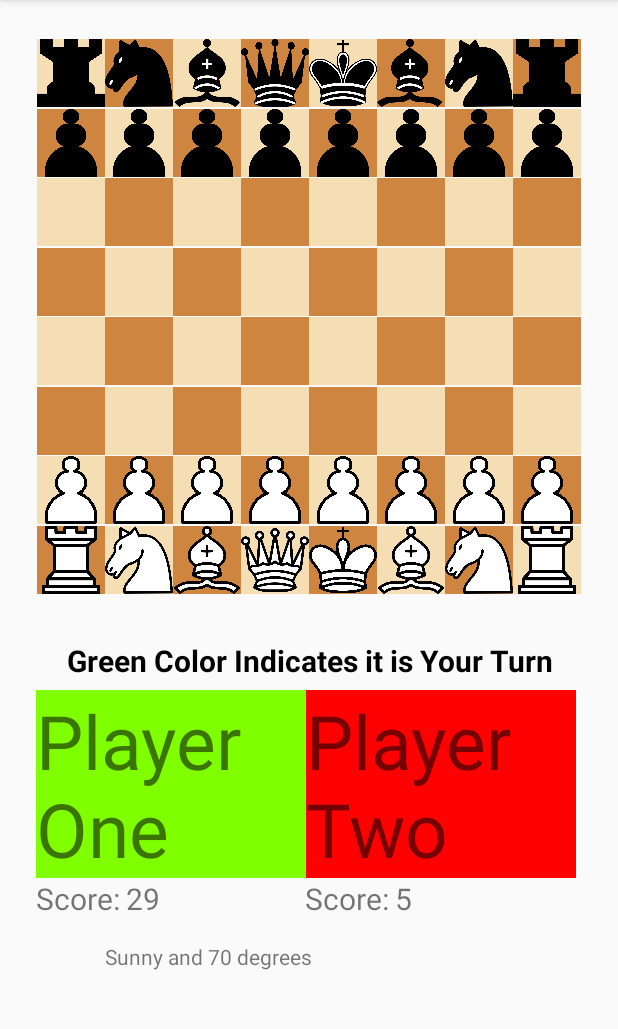
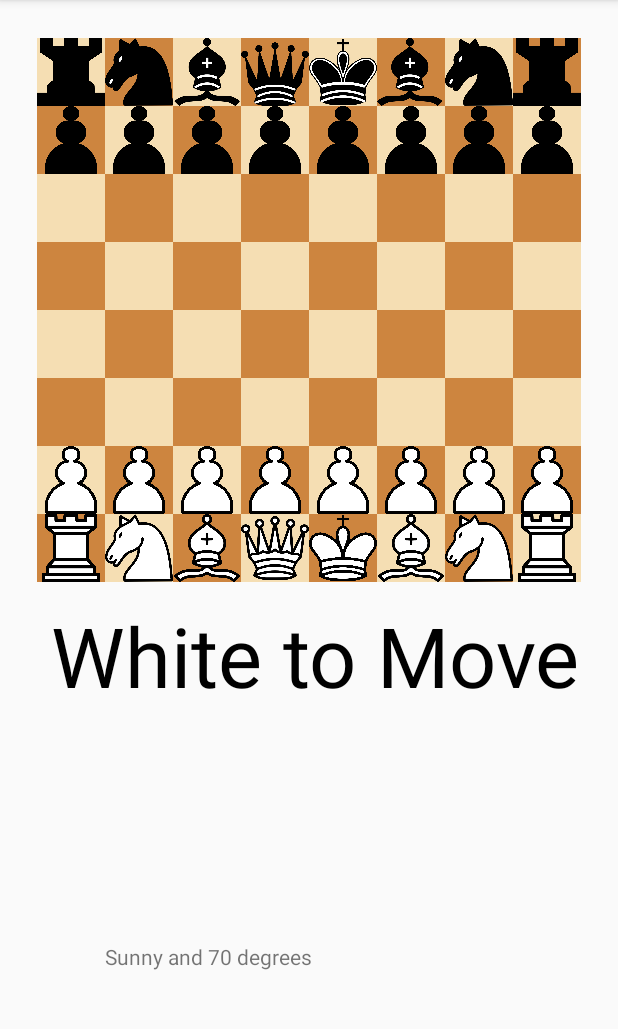
Before and after one commit to serens2/CS-125-Final-Project-2, an Android app: the screen it shows after launch (MainActivity), on a phone screen of 412 x 824 dp, the part 84-1113 px from its top. Run offline under Robolectric (Android 15) with nearby library versions, the phone set to English and light mode, and no system bars; our stand-ins replace Volley; network calls fail.

```diff
--- a/app/src/main/res/layout/board.xml
+++ b/app/src/main/res/layout/board.xml
@@ -15,6 +15,8 @@
         android:layout_marginLeft="25dp"
         android:layout_marginTop="25dp"
         android:background="@drawable/white_square"
+        app:layout_constrainedHeight="true"
+        app:layout_constrainedWidth="true"
         app:layout_constraintBottom_toTopOf="@+id/row6col0"
         app:layout_constraintEnd_toStartOf="@+id/row7col1"
         app:layout_constraintStart_toStartOf="parent"
@@ -53,13 +55,12 @@
         android:layout_marginTop="25dp"
         android:adjustViewBounds="false"
         android:background="@drawable/dark_square"
-        android:cropToPadding="false"
-        android:scaleType="fitXY"
+        android:scaleType="fitEnd"
         app:layout_constraintBottom_toTopOf="@+id/row6col3"
         app:layout_constraintEnd_toStartOf="@+id/row7col4"
         app:layout_constraintStart_toEndOf="@+id/row7col2"
         app:layout_constraintTop_toTopOf="parent"
-        app:srcCompat="@drawable/black_queen" />
+        android:src="@drawable/black_queen" />
 
     <ImageView
         android:id="@+id/row7col4"
@@ -67,12 +68,11 @@
         android:layout_height="45dp"
         android:layout_marginTop="25dp"
         android:background="@drawable/white_square"
-        android:scaleType="fitCenter"
         app:layout_constraintBottom_toTopOf="@+id/row6col4"
         app:layout_constraintEnd_toStartOf="@+id/row7col5"
         app:layout_constraintStart_toEndOf="@+id/row7col3"
         app:layout_constraintTop_toTopOf="parent"
-        app:srcCompat="@drawable/black_king" />
+        android:src="@drawable/black_king" />
 
     <ImageView
         android:id="@+id/row7col5"
@@ -386,7 +386,6 @@
         android:layout_marginStart="25dp"
         android:layout_marginLeft="25dp"
         android:background="@drawable/white_square"
-        android:viewportHeight="45"
         app:layout_constraintBottom_toTopOf="@+id/row2col0"
         app:layout_constraintEnd_toStartOf="@+id/row3col1"
         app:layout_constraintStart_toStartOf="parent"
@@ -648,11 +647,8 @@
         android:layout_width="45dp"
         android:layout_height="45dp"
         android:layout_marginStart="25dp"
-        android:layout_marginLeft="25dp"
-        android:layout_marginBottom="371dp"
         android:background="@drawable/dark_square"
         android:src="@drawable/white_rook"
-        app:layout_constraintBottom_toBottomOf="parent"
         app:layout_constraintEnd_toStartOf="@+id/row0col1"
         app:layout_constraintStart_toStartOf="parent"
         app:layout_constraintTop_toBottomOf="@+id/row1col0"
@@ -662,9 +658,7 @@
         android:id="@+id/row0col1"
         android:layout_width="45dp"
         android:layout_height="45dp"
-        android:layout_marginBottom="371dp"
         android:background="@drawable/white_square"
-        app:layout_constraintBottom_toBottomOf="parent"
         app:layout_constraintEnd_toStartOf="@+id/row0col2"
         app:layout_constraintStart_toEndOf="@+id/row0col0"
         app:layout_constraintTop_toBottomOf="@+id/row1col1"
@@ -674,33 +668,27 @@
         android:id="@+id/row0col2"
         android:layout_width="45dp"
         android:layout_height="45dp"
-        android:layout_marginBottom="371dp"
         android:background="@drawable/dark_square"
-        app:layout_constraintBottom_toBottomOf="parent"
+        android:src="@drawable/white_bishop"
         app:layout_constraintEnd_toStartOf="@+id/row0col3"
         app:layout_constraintStart_toEndOf="@+id/row0col1"
-        app:layout_constraintTop_toBottomOf="@+id/row1col2"
-        app:srcCompat="@drawable/white_bishop" />
+        app:layout_constraintTop_toBottomOf="@+id/row1col2" />
 
     <ImageView
         android:id="@+id/row0col3"
         android:layout_width="45dp"
         android:layout_height="45dp"
-        android:layout_marginBottom="371dp"
         android:background="@drawable/white_square"
-        app:layout_constraintBottom_toBottomOf="parent"
+        android:src="@drawable/white_queen"
         app:layout_constraintEnd_toStartOf="@+id/row0col4"
         app:layout_constraintStart_toEndOf="@+id/row0col2"
-        app:layout_constraintTop_toBottomOf="@+id/row1col3"
-        app:srcCompat="@drawable/white_queen" />
+        app:layout_constraintTop_toBottomOf="@+id/row1col3" />
 
     <ImageView
         android:id="@+id/row0col4"
         android:layout_width="45dp"
         android:layout_height="45dp"
-        android:layout_marginBottom="371dp"
         android:background="@drawable/dark_square"
-        app:layout_constraintBottom_toBottomOf="parent"
         app:layout_constraintEnd_toStartOf="@+id/row0col5"
         app:layout_constraintStart_toEndOf="@+id/row0col3"
         app:layout_constraintTop_toBottomOf="@+id/row1col4"
@@ -710,9 +698,7 @@
         android:id="@+id/row0col5"
         android:layout_width="45dp"
         android:layout_height="45dp"
-        android:layout_marginBottom="371dp"
         android:background="@drawable/white_square"
-        app:layout_constraintBottom_toBottomOf="parent"
         app:layout_constraintEnd_toStartOf="@+id/row0col6"
         app:layout_constraintStart_toEndOf="@+id/row0col4"
         app:layout_constraintTop_toBottomOf="@+id/row1col5"
@@ -722,9 +708,7 @@
         android:id="@+id/row0col6"
         android:layout_width="45dp"
         android:layout_height="45dp"
-        android:layout_marginBottom="371dp"
         android:background="@drawable/dark_square"
-        app:layout_constraintBottom_toBottomOf="parent"
         app:layout_constraintEnd_toStartOf="@+id/row0col7"
         app:layout_constraintStart_toEndOf="@+id/row0col5"
         app:layout_constraintTop_toBottomOf="@+id/row1col6"
@@ -735,96 +719,11 @@
         android:layout_width="45dp"
         android:layout_height="45dp"
         android:layout_marginEnd="26dp"
-        android:layout_marginRight="26dp"
-        android:layout_marginBottom="371dp"
         android:background="@drawable/white_square"
-        app:layout_constraintBottom_toBottomOf="parent"
         app:layout_constraintEnd_toEndOf="parent"
         app:layout_constraintStart_toEndOf="@+id/row0col6"
         app:layout_constraintTop_toBottomOf="@+id/row1col7"
         app:srcCompat="@drawable/white_rook" />
-
-    <TextView
-        android:id="@+id/textView"
-        android:layout_width="180dp"
-        android:layout_height="125dp"
-        android:layout_marginStart="24dp"
-        android:layout_marginLeft="24dp"
-        android:layout_marginTop="64dp"
-        android:background="@drawable/green_square"
-        android:text="Player One"
-        android:textSize="50dp"
-        app:layout_constraintEnd_toStartOf="@+id/textView4"
-        app:layout_constraintStart_toStartOf="parent"
-        app:layout_constraintTop_toBottomOf="@+id/row0col0" />
-
-    <TextView
-        android:id="@+id/textView4"
-        android:layout_width="180dp"
-        android:layout_height="125dp"
-        android:layout_marginTop="64dp"
-        android:background="@drawable/red_square"
-        android:text="Player Two"
-        android:textSize="50dp"
-        app:layout_constraintStart_toEndOf="@+id/textView"
-        app:layout_constraintTop_toBottomOf="@+id/row0col3" />
-
-    <TextView
-        android:id="@+id/textView3"
-        android:layout_width="340dp"
-        android:layout_height="25dp"
-        android:layout_marginStart="44dp"
-        android:layout_marginLeft="44dp"
-        android:layout_marginEnd="27dp"
-        android:layout_marginRight="27dp"
-        android:layout_marginBottom="8dp"
-        android:text="Green Color Indicates it is Your Turn"
-        android:textColor="@color/colorBlack"
-        android:textSize="20dp"
-        android:textStyle="bold"
-        app:layout_constraintBottom_toTopOf="@+id/textView"
-        app:layout_constraintEnd_toEndOf="parent"
-        app:layout_constraintStart_toStartOf="parent" />
-
-    <TextView
-        android:id="@+id/textView5"
-        android:layout_width="60dp"
-        android:layout_height="25dp"
-        android:layout_marginStart="24dp"
-        android:layout_marginLeft="24dp"
-        android:text="Score:"
-        android:textSize="20dp"
-        app:layout_constraintStart_toStartOf="parent"
-        app:layout_constraintTop_toBottomOf="@+id/textView" />
-
-    <TextView
-        android:id="@+id/textView6"
-        android:layout_width="60dp"
-        android:layout_height="25dp"
-        android:layout_marginStart="89dp"
-        android:layout_marginLeft="89dp"
-        android:text="Score:"
-        android:textSize="20dp"
-        app:layout_constraintStart_toEndOf="@+id/scoreOfPlayer1"
-        app:layout_constraintTop_toBottomOf="@+id/textView4" />
-
-    <TextView
-        android:id="@+id/scoreOfPlayer1"
-        android:layout_width="30dp"
-        android:layout_height="25dp"
-        android:text="29"
-        android:textSize="20dp"
-        app:layout_constraintStart_toEndOf="@+id/textView5"
-        app:layout_constraintTop_toBottomOf="@+id/textView" />
-
-    <TextView
-        android:id="@+id/scoreOfPlayer2"
-        android:layout_width="30dp"
-        android:layout_height="25dp"
-        android:text="5"
-        android:textSize="20dp"
-        app:layout_constraintStart_toEndOf="@+id/textView6"
-        app:layout_constraintTop_toBottomOf="@+id/textView4" />
 
     <TextView
         android:id="@+id/weather"
@@ -836,4 +735,19 @@
         app:layout_constraintBottom_toBottomOf="parent"
         app:layout_constraintStart_toStartOf="parent" />
 
+    <TextView
+        android:id="@+id/turnDisplay"
+        android:layout_width="362dp"
+        android:layout_height="80dp"
+        android:layout_marginStart="10dp"
+        android:layout_marginTop="12dp"
+        android:layout_marginEnd="8dp"
+        android:text="White to Move"
+        android:textColor="@color/colorBlack"
+        android:textSize="55dp"
+        app:layout_constraintEnd_toEndOf="parent"
+        app:layout_constraintHorizontal_bias="0.757"
+        app:layout_constraintStart_toStartOf="parent"
+        app:layout_constraintTop_toBottomOf="@+id/row0col4" />
+
 </android.support.constraint.ConstraintLayout>
```
